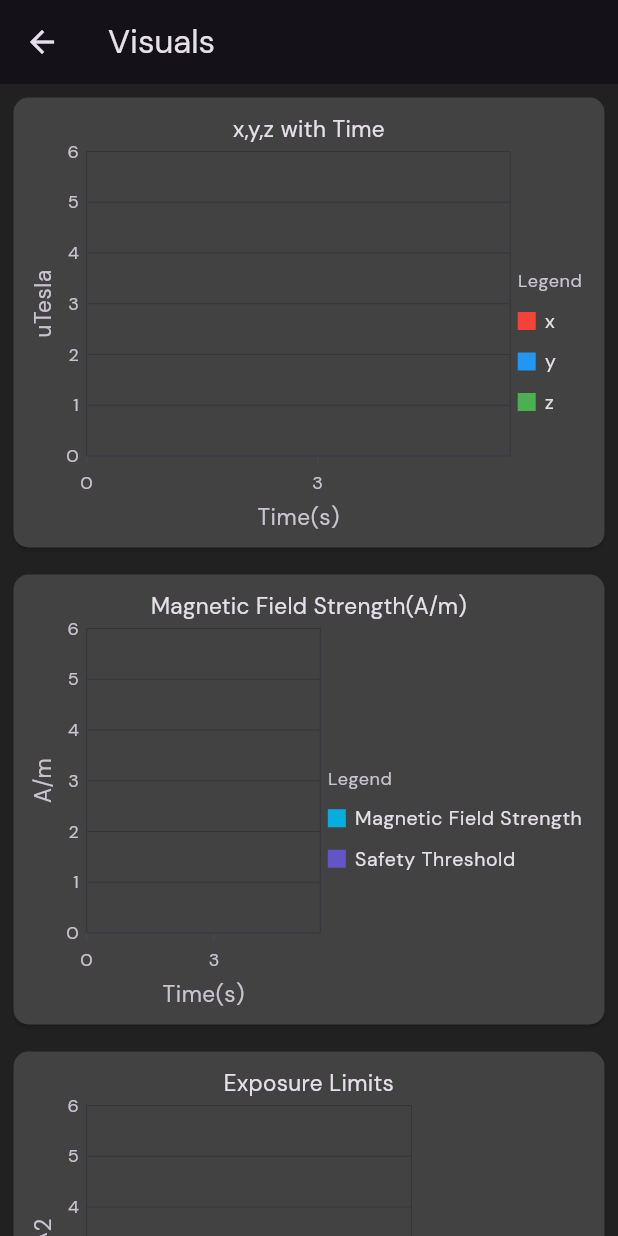
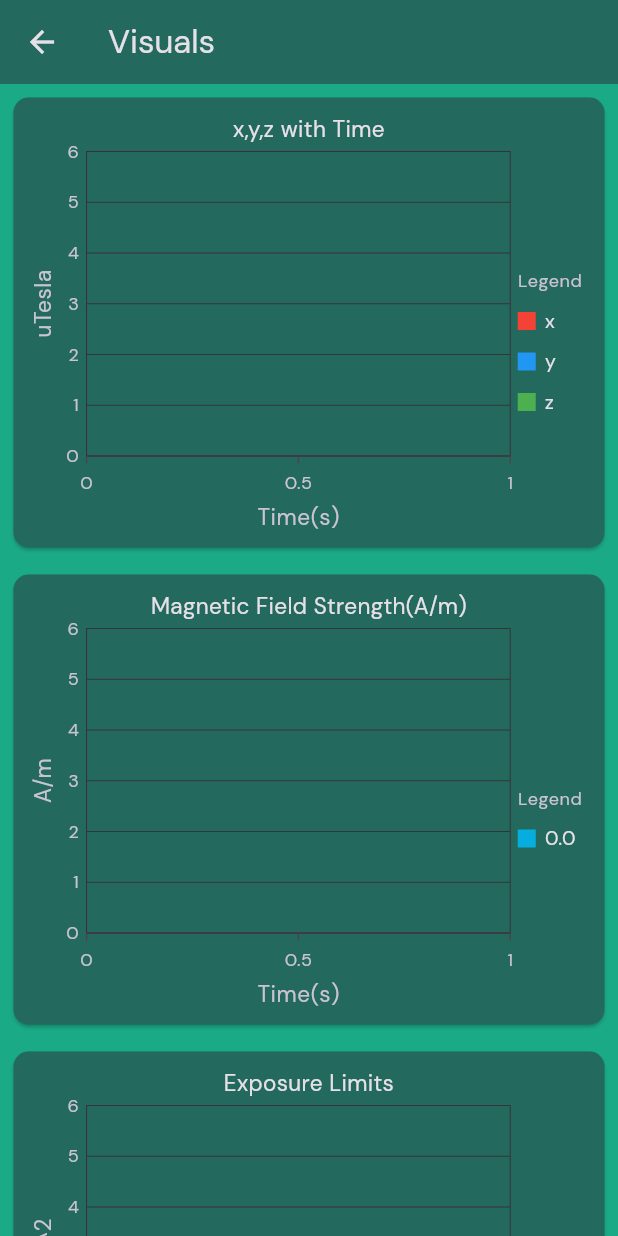
Before and after one commit to Adama00/EMF-Analyzer, a Flutter app: the screen it shows after launch, after a tap on "Visualize", on a phone screen of 412 x 824 dp. Run offline on Flutter 3.47's test engine with Material 3 defaults, Android fonts, the phone set to English and light mode, and no system bars; our stand-ins replace syncfusion_flutter_charts, syncfusion_flutter_gauges; missing offline and left inert: dchs_motion_sensors.

```diff
--- a/lib/home.dart
+++ b/lib/home.dart
@@ -7,14 +7,9 @@ import 'package:emf_analyzer/widgets/xyzReading.dart';
 import 'package:flutter/material.dart';
 import 'package:provider/provider.dart';
 
-class Home extends StatefulWidget {
+class Home extends StatelessWidget {
   const Home({Key? key}) : super(key: key);
 
-  @override
-  _HomeState createState() => _HomeState();
-}
-
-class _HomeState extends State<Home> {
   @override
   Widget build(BuildContext context) {
     return Scaffold(
@@ -25,47 +20,52 @@ class _HomeState extends State<Home> {
             crossAxisAlignment: CrossAxisAlignment.center,
             mainAxisAlignment: MainAxisAlignment.center,
             children: <Widget>[
+              MeterReading(),
+              XYZReading(),
+
               MainReading(),
-              XYZReading(),
-              MeterReading(),
               Container(
                 width: 200,
                 height: 50,
+                margin: EdgeInsets.only(bottom: 10),
                 child: ElevatedButton(
                   style: ButtonStyle(
                     shape: WidgetStateProperty.all(RoundedRectangleBorder(
                       borderRadius: BorderRadius.circular(100),
-                            side: BorderSide(color: Colors.white))),
-                        backgroundColor:
-                            WidgetStateProperty.all(AppColors.primaryColor)),
+                      side: BorderSide(color: Colors.white),
+                    )),
+                    backgroundColor: WidgetStateProperty.all(AppColors.primaryColor),
+                  ),
                   onPressed: () {
-                      Navigator.push(context,
-                          MaterialPageRoute(builder: (context) => Visuals()));
+                    Navigator.push(context, MaterialPageRoute(builder: (context) => Visuals()));
                   },
-                    child: Text('Visualize')),
+                  child: Text('Visualize', style: TextStyle(color: Colors.white),),
                 ),
-              SizedBox(
-                height: 10,
               ),
               Consumer<MagnitudeProvider>(
                 builder: (context, model, child) => Container(
                   width: 200,
                   height: 50,
+                  margin: EdgeInsets.only(bottom: 10),
                   child: ElevatedButton(
                     style: ButtonStyle(
                       shape: WidgetStateProperty.all(RoundedRectangleBorder(
                         borderRadius: BorderRadius.circular(100),
-                              side: BorderSide(color: Colors.white))),
-                          backgroundColor:
-                              WidgetStateProperty.all(AppColors.primaryColor)),
+                        side: BorderSide(color: Colors.white),
+                      )),
+                      backgroundColor: WidgetStateProperty.all(AppColors.primaryColor),
+                    ),
                     onPressed: () {
+                      if (model.isReading) {
+                        model.stopUpdates();
+                      } else {
                         model.changeValues();
+                      }
                     },
-                      child: Text('Start')),
+                    child: Text(model.isReading ? 'Stop' : 'Start', style: TextStyle(color: Colors.white) ,),
                   ),
                 ),
-
-              // StartButton()
+              ),
             ],
           ),
         ),
--- a/lib/models/magnitudeProvider.dart
+++ b/lib/models/magnitudeProvider.dart
@@ -1,8 +1,8 @@
+import 'dart:async';
 import 'dart:math';
 
 import 'package:flutter/material.dart';
 import 'package:dchs_motion_sensors/dchs_motion_sensors.dart';
-//import 'package:motion_sensors/motion_sensors.dart';
 import 'package:vector_math/vector_math_64.dart';
 
 class MagnitudeProvider extends ChangeNotifier {
@@ -14,15 +14,23 @@ class MagnitudeProvider extends ChangeNotifier {
   double electric_field_strength = 0;
   double magnetic_field_strength = 0;
   double power_density = 0;
-  List<LiveData> values = [];
+  int currentIndex = 0;
+  int totalPoints = 0;
+  final int maxDataPoints = 40;
+  List<LiveData> values = List.filled(40, LiveData(0,0,0,0,0,0,0));
 
   Vector3 magnetometer = Vector3.zero();
   Vector3 _accelerometer = Vector3.zero();
   Vector3 _absoluteOrientation2 = Vector3.zero();
   int? groupvalue = 2;
 
+  StreamSubscription<MagnetometerEvent>? _magnetometerSubscription;
+  bool isReading = false;
+
   changeValues() {
-    motionSensors.magnetometer.listen((MagnetometerEvent event) {
+    if (!isReading) {
+      isReading = true;
+      _magnetometerSubscription = motionSensors.magnetometer.listen((MagnetometerEvent event) {
         magnetometer.setValues(event.x, event.y, event.z);
         var matrix =
             motionSensors.getRotationMatrix(_accelerometer, magnetometer);
@@ -43,34 +51,44 @@ class MagnitudeProvider extends ChangeNotifier {
         //power density/exposure limits
         power_density = (pow(magnetic_field_strength, 2)) / 377;
 
-      values.add(LiveData(x, y, z, time++, magnetic_field_strength,
-          electric_field_strength, power_density));
+        values[currentIndex] = LiveData(x, y, z, totalPoints, magnetic_field_strength,
+            electric_field_strength, power_density);
 
-      if (values.length > 40) {
-        values.removeAt(0);
-      }
-
-      // print(values[0]);
-      // print('Magnetic Field Strength: $magnetic_field_strength');
-      // print('Electric Field Strength: $electric_field_strength');
-      // print('Power Density: $power_density');
-      // print('Values length: ${values.length}');
-      // print('At time: ${time}');
+        currentIndex = (currentIndex + 1)% maxDataPoints;
+        totalPoints++;
 
         notifyListeners();
       });
+      notifyListeners();
+    }
   }
 
-  // stopUpdates() {
-  //   motionSensors.magnetometerUpdateInterval = 0;
-  //   notifyListeners();
-  // }
+  stopUpdates() {
+    if (isReading) {
+      _magnetometerSubscription?.cancel();
+      isReading = false;
+      notifyListeners();
+    }
+  }
+
+  List<LiveData> getOrderedValues(){
+    if(totalPoints < maxDataPoints){
+      return values.sublist(0,totalPoints);
+    }
+    return[...values.sublist(currentIndex),...values.sublist(0, currentIndex)];
+  }
 
   setUpdateInterval(int? groupValue, int interval) {
     motionSensors.magnetometerUpdateInterval = interval;
     groupvalue = groupValue;
     print(groupvalue);
     notifyListeners();
+  }
+
+  @override
+  void dispose() {
+    _magnetometerSubscription?.cancel();
+    super.dispose();
   }
 }
 
--- a/lib/pages/visuals.dart
+++ b/lib/pages/visuals.dart
@@ -24,18 +24,19 @@ class _VisualsState extends State<Visuals> {
   @override
   Widget build(BuildContext context) {
     return Scaffold(
-      backgroundColor: Colors.grey.shade900,
+      backgroundColor: AppColors.primaryColor,
       appBar: AppBar(
         title: Text('Visuals'),
+        backgroundColor: Color.fromARGB(255, 35, 105, 93),
       ),
       body: Container(
         child: SingleChildScrollView(
           child: Column(children: [
             Container(
-              // color: Colors.grey.shade800,
+              color: AppColors.primaryColor,
               margin: EdgeInsets.all(5),
               child: Card(
-                  color: Colors.grey.shade800,
+                  color: Color.fromARGB(255, 35, 105, 93),
                   shape: RoundedRectangleBorder(
                       borderRadius: BorderRadius.circular(10)),
                   child: Consumer<MagnitudeProvider>(
@@ -53,7 +54,7 @@ class _VisualsState extends State<Visuals> {
                                 (ChartSeriesController controller) {
                               _chartSeriesController = controller;
                             },
-                            dataSource: model.values,
+                            dataSource: model.getOrderedValues(),
                             color: Colors.red,
                             xValueMapper: (LiveData value, _) => value.time,
                             yValueMapper: (LiveData value, _) => value.x,
@@ -66,7 +67,7 @@ class _VisualsState extends State<Visuals> {
                                 (ChartSeriesController controller) {
                               _chartSeriesController = controller;
                             },
-                            dataSource: model.values,
+                            dataSource: model.getOrderedValues(),
                             color: Colors.blue,
                             xValueMapper: (LiveData value, _) => value.time,
                             yValueMapper: (LiveData value, _) => value.y,
@@ -79,7 +80,7 @@ class _VisualsState extends State<Visuals> {
                                 (ChartSeriesController controller) {
                               _chartSeriesController = controller;
                             },
-                            dataSource: model.values,
+                            dataSource: model.getOrderedValues(),
                             color: Colors.green,
                             xValueMapper: (LiveData value, _) => value.time,
                             yValueMapper: (LiveData value, _) => value.z,
@@ -89,7 +90,9 @@ class _VisualsState extends State<Visuals> {
                             isVisible: true,
                             majorGridLines: const MajorGridLines(width: 0),
                             edgeLabelPlacement: EdgeLabelPlacement.shift,
-                            interval: 3,
+                            // interval: 3,
+                            minimum: model.totalPoints > model.maxDataPoints? (model.totalPoints - model.maxDataPoints).toDouble():0,
+                            maximum: model.totalPoints.toDouble(),
                             title: AxisTitle(text: 'Time(s)')),
                         primaryYAxis: NumericAxis(
                             axisLine: const AxisLine(width: 0),
@@ -100,7 +103,7 @@ class _VisualsState extends State<Visuals> {
             Container(
               margin: EdgeInsets.all(5),
               child: Card(
-                color: Colors.grey.shade800,
+                color: Color.fromARGB(255, 35, 105, 93),
                 shape: RoundedRectangleBorder(
                     borderRadius: BorderRadius.circular(10)),
                 child: Consumer<MagnitudeProvider>(
@@ -111,32 +114,34 @@ class _VisualsState extends State<Visuals> {
                       series: <LineSeries<LiveData, int>>[
                         //Magnetic Strength
                         LineSeries<LiveData, int>(
-                          legendItemText: "Magnetic Field Strength",
+                          legendItemText: model.magnetic_field_strength.toString(),
                           onRendererCreated:
                               (ChartSeriesController controller) {
                             _chartSeriesController = controller;
                           },
-                          dataSource: model.values,
+                          dataSource: model.getOrderedValues(),
                           xValueMapper: (LiveData value, _) => value.time,
                           yValueMapper: (LiveData value, _) =>
                               value.magnetic_field_strength,
                         ),
-                        LineSeries<LiveData, int>(
-                          legendItemText: "Safety Threshold",
-                          onRendererCreated:
-                              (ChartSeriesController controller) {
-                            _chartSeriesController = controller;
-                          },
-                          dataSource: model.changeValues(),
-                          xValueMapper: (LiveData value, _) => value.time,
-                          yValueMapper: (LiveData value, _) => 1,
-                        )
+                        // LineSeries<LiveData, int>(
+                        //   legendItemText: "Safety Threshold",
+                        //   onRendererCreated:
+                        //       (ChartSeriesController controller) {
+                        //     _chartSeriesController = controller;
+                        //   },
+                        //   dataSource: model.changeValues(),
+                        //   xValueMapper: (LiveData value, _) => value.time,
+                        //   yValueMapper: (LiveData value, _) => 1,
+                        // )
                       ],
                       primaryXAxis: NumericAxis(
                           isVisible: true,
                           majorGridLines: const MajorGridLines(width: 0),
                           edgeLabelPlacement: EdgeLabelPlacement.shift,
-                          interval: 3,
+                          minimum: model.totalPoints > model.maxDataPoints? (model.totalPoints - model.maxDataPoints).toDouble():0,
+                          maximum: model.totalPoints.toDouble(),
+                          // interval: 3,
                           title: AxisTitle(text: 'Time(s)')),
                       primaryYAxis: NumericAxis(
                           axisLine: const AxisLine(width: 0),
@@ -148,7 +153,7 @@ class _VisualsState extends State<Visuals> {
             Container(
               margin: EdgeInsets.all(5),
               child: Card(
-                color: Colors.grey.shade800,
+                color: Color.fromARGB(255, 35, 105, 93),
                 shape: RoundedRectangleBorder(
                     borderRadius: BorderRadius.circular(10)),
                 child: Consumer<MagnitudeProvider>(
@@ -159,12 +164,12 @@ class _VisualsState extends State<Visuals> {
                       series: <LineSeries<LiveData, int>>[
                         //Power Density
                         LineSeries<LiveData, int>(
-                          legendItemText: "Power Density",
+                          legendItemText: model.power_density.toString(),
                           onRendererCreated:
                               (ChartSeriesController controller) {
                             _chartSeriesController = controller;
                           },
-                          dataSource: model.values,
+                          dataSource: model.getOrderedValues(),
                           xValueMapper: (LiveData value, _) => value.time,
                           yValueMapper: (LiveData value, _) =>
                               value.power_density,
@@ -183,7 +188,9 @@ class _VisualsState extends State<Visuals> {
                           isVisible: true,
                           majorGridLines: const MajorGridLines(width: 0),
                           edgeLabelPlacement: EdgeLabelPlacement.shift,
-                          interval: 3,
+                          //
+                          minimum: model.totalPoints > model.maxDataPoints? (model.totalPoints - model.maxDataPoints).toDouble():0,
+                          maximum: model.totalPoints.toDouble(),
                           title: AxisTitle(text: 'Time(s)')),
                       primaryYAxis: NumericAxis(
                           axisLine: const AxisLine(width: 0),
@@ -195,7 +202,7 @@ class _VisualsState extends State<Visuals> {
             Container(
               margin: EdgeInsets.all(5),
               child: Card(
-                color: Colors.grey.shade800,
+                color: Color.fromARGB(255, 35, 105, 93),
                 shape: RoundedRectangleBorder(
                     borderRadius: BorderRadius.circular(10)),
                 child: Consumer<MagnitudeProvider>(
@@ -206,12 +213,12 @@ class _VisualsState extends State<Visuals> {
                       series: <LineSeries<LiveData, int>>[
                         //Electric Strength
                         LineSeries<LiveData, int>(
-                          legendItemText: "Electric Field Strength",
+                          legendItemText: model.electric_field_strength.toString(),
                           onRendererCreated:
                               (ChartSeriesController controller) {
                             _chartSeriesController = controller;
                           },
-                          dataSource: model.values,
+                          dataSource: model.getOrderedValues(),
                           xValueMapper: (LiveData value, _) => value.time,
                           yValueMapper: (LiveData value, _) =>
                               value.electric_field_strength,
@@ -230,7 +237,9 @@ class _VisualsState extends State<Visuals> {
                           isVisible: true,
                           majorGridLines: const MajorGridLines(width: 0),
                           edgeLabelPlacement: EdgeLabelPlacement.shift,
-                          interval: 3,
+                          // interval: 3,
+                          minimum: model.totalPoints > model.maxDataPoints? (model.totalPoints - model.maxDataPoints).toDouble():0,
+                          maximum: model.totalPoints.toDouble(),
                           title: AxisTitle(text: 'Time(s)')),
                       primaryYAxis: NumericAxis(
                           axisLine: const AxisLine(width: 0),
@@ -243,15 +252,35 @@ class _VisualsState extends State<Visuals> {
               height: 20,
             ),
             Container(
-              padding: EdgeInsets.symmetric(horizontal: 10, vertical: 5),
-              height: 40,
-              width: 300,
+              padding: EdgeInsets.all(10),
+
+              margin: EdgeInsets.symmetric(horizontal: 10),
               decoration: BoxDecoration(
                   borderRadius: BorderRadius.circular(10),
-                  color: Colors.grey.shade800),
+                  color: Color.fromARGB(255, 35, 105, 93)),
               child: Center(
-                  child: Text(
-                      'Note: For the general public: The ICNIRP recommends a limit of 200 µT for continuous exposure at 50/60 Hz.For occupational exposure: The limit is higher, at 1,000 µT. ')),
+                  child: Column(
+                    crossAxisAlignment: CrossAxisAlignment.start,
+                    children: [
+                      Text("• For the general public: The ICNIRP recommends a limit of 200 µT for continuous exposure at 50/60 Hz",
+                      style: TextStyle(color: Colors.white),
+                      ),
+                      SizedBox(height: 5,),
+                      Text( '• For occupational exposure: The limit is higher, at 1,000 µT.',
+                    style: TextStyle(color: Colors.white)),
+                    SizedBox(height: 5),
+                  Text(
+                    '• These limits are set to protect against known adverse health effects.',
+                    style: TextStyle(color: Colors.white),
+                  ),
+                  SizedBox(height: 5),
+                  Text(
+                    '• Note: Exposure to EMF below these levels is not known to cause health problems.',
+                    style: TextStyle(color: Colors.white),
+                  ),
+
+                    ],
+                  )),
             )
           ]),
         ),
--- a/lib/utils/colors.dart
+++ b/lib/utils/colors.dart
@@ -1,9 +1,9 @@
 import 'package:flutter/material.dart';
 
 class AppColors {
-  static Color primaryColor = Color(0xff040014);
+  static Color primaryColor = Color.fromARGB(255, 27, 170, 134);
   static Color red = Colors.red;
-  static Color green = Colors.green;
+  static Color green = Color.fromARGB(255, 9, 186, 27);
   static Color orange = Colors.orange;
   static Color deepPurple = Colors.deepPurple;
 }
--- a/lib/widgets/mainReading.dart
+++ b/lib/widgets/mainReading.dart
@@ -14,7 +14,7 @@ class _MainReadingState extends State<MainReading> {
   Widget build(BuildContext context) {
     return Column(
       children: [
-        SizedBox(height: 20),
+        // SizedBox(height: 20),
         Consumer<MagnitudeProvider>(
           builder: (context, model, child) => Row(
             mainAxisAlignment: MainAxisAlignment.center,
@@ -49,9 +49,11 @@ class _MainReadingState extends State<MainReading> {
                   ],
                 ),
               ),
+              SizedBox(height: 45,)
             ],
           ),
         ),
+        SizedBox(height: 20,)
       ],
     );
   }
--- a/lib/widgets/meterReading.dart
+++ b/lib/widgets/meterReading.dart
@@ -22,7 +22,7 @@ class _MeterReadingState extends State<MeterReading> {
           builder: (context, model, child) => SfRadialGauge(axes: <RadialAxis>[
             RadialAxis(
                 minimum: 0,
-                maximum: 1000,
+                maximum: 1200,
                 labelOffset: 20,
                 tickOffset: 20,
                 ranges: <GaugeRange>[
@@ -40,7 +40,7 @@ class _MeterReadingState extends State<MeterReading> {
                     startValue: 100,
                     endValue: 200,
                     color: AppColors.orange,
-                    label: 'MODERATE',
+                    label: 'Moderate',
                     startWidth: 25,
                     endWidth: 25,
                     labelStyle: GaugeTextStyle(
@@ -49,8 +49,18 @@ class _MeterReadingState extends State<MeterReading> {
                   GaugeRange(
                     startValue: 200,
                     endValue: 1000,
-                    color: AppColors.red,
+                    color: Color.fromARGB(255, 232, 33, 18),
                     label: 'DANGER',
+                    startWidth: 25,
+                    endWidth: 25,
+                    labelStyle: GaugeTextStyle(
+                        color: Colors.white, fontWeight: FontWeight.bold),
+                  ),
+                  GaugeRange(
+                    startValue: 1000,
+                    endValue: 1200,
+                    color: Colors.purple,
+                    label: 'Off-Limits',
                     startWidth: 25,
                     endWidth: 25,
                     labelStyle: GaugeTextStyle(
--- a/lib/widgets/xyzReading.dart
+++ b/lib/widgets/xyzReading.dart
@@ -15,7 +15,7 @@ class _XYZReadingState extends State<XYZReading> {
   Widget build(BuildContext context) {
     return Column(
       children: [
-        SizedBox(height: 10),
+        // SizedBox(height: 10),
         Text('Update Interval'),
         Consumer<MagnitudeProvider>(
           builder: (context, model, child) => Row(
```
Lines whose indentation alone changed are shown as unchanged.
